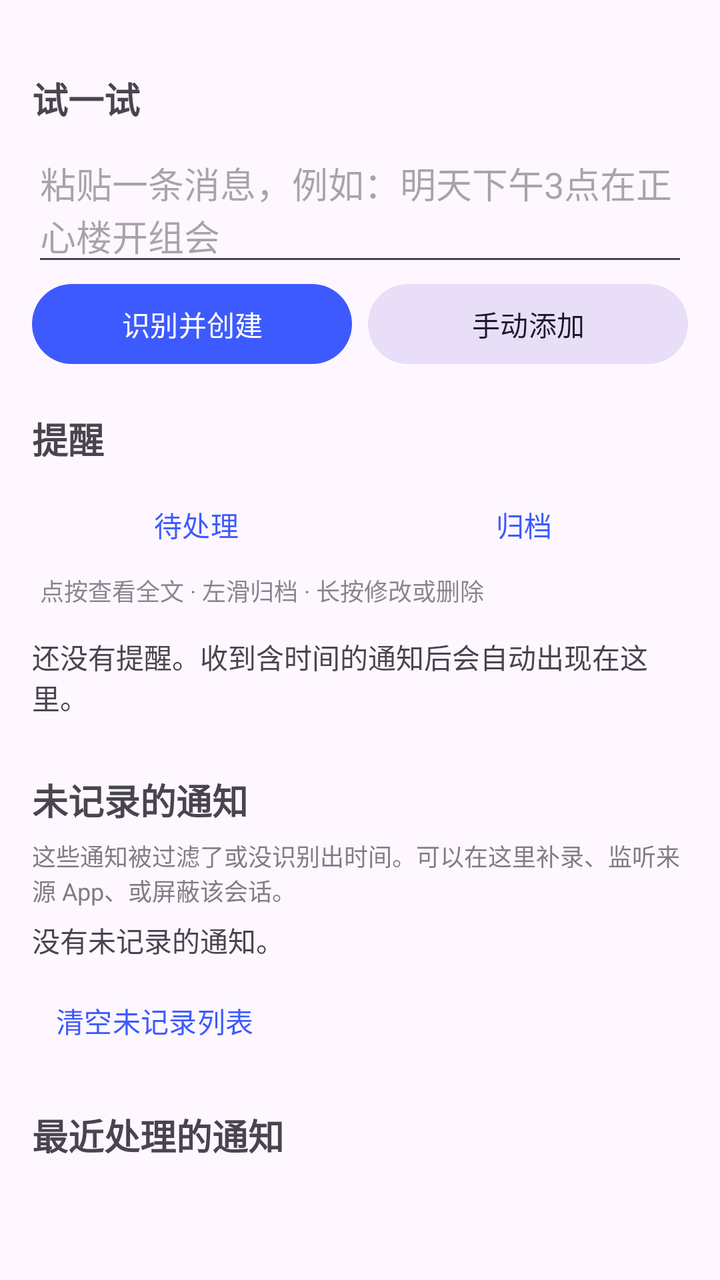
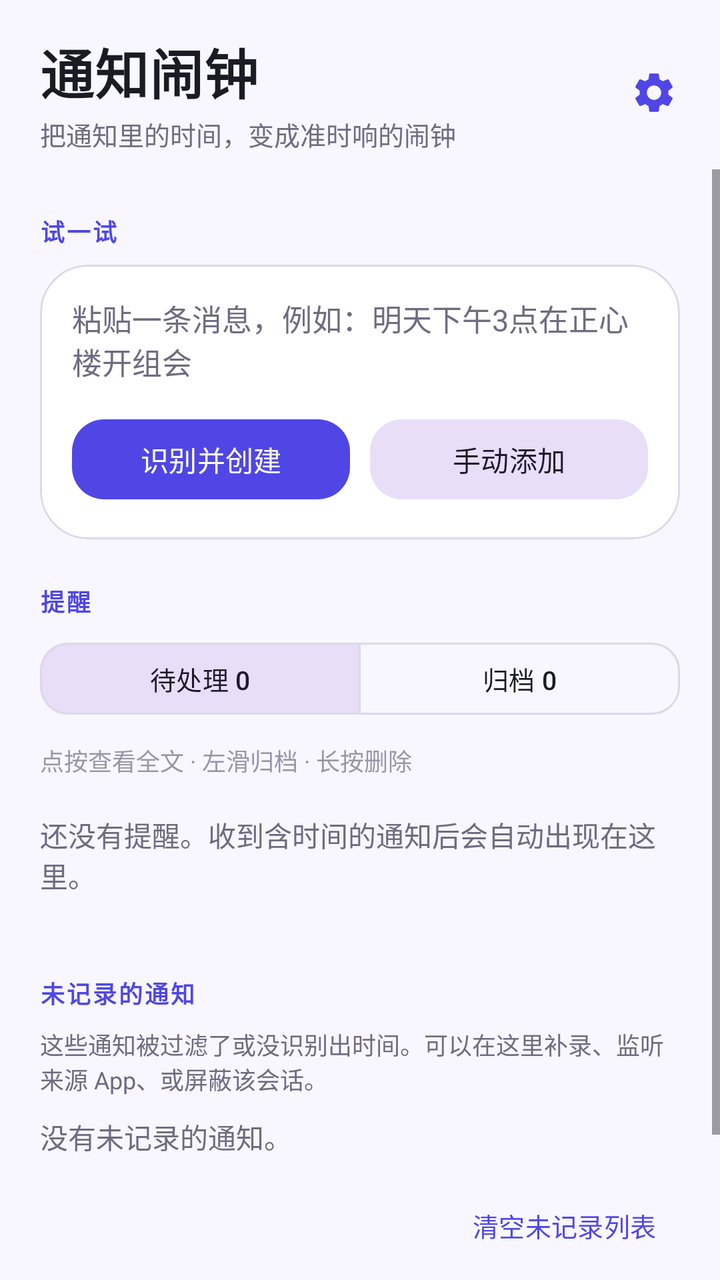

Two renders of the same Android screen: before a commit and after it. Below are the layout's source before the change and the commit's diff.
<!-- AndroidManifest.xml: application theme Theme.NotiAlarm -->
<!-- res/layout/activity_main.xml -->
<?xml version="1.0" encoding="utf-8"?>
<ScrollView xmlns:android="http://schemas.android.com/apk/res/android"
    android:layout_width="match_parent"
    android:layout_height="match_parent">

    <LinearLayout
        android:layout_width="match_parent"
        android:layout_height="wrap_content"
        android:orientation="vertical"
        android:padding="16dp">

        
        <TextView
            android:id="@+id/tvPermWarning"
            android:layout_width="match_parent"
            android:layout_height="wrap_content"
            android:background="#22FF9800"
            android:padding="10dp"
            android:textColor="#FF8A4B00"
            android:textSize="13sp"
            android:visibility="gone" />

        <TextView
            style="@style/SectionTitle"
            android:text="试一试" />

        <EditText
            android:id="@+id/inputText"
            android:layout_width="match_parent"
            android:layout_height="wrap_content"
            android:hint="粘贴一条消息，例如：明天下午3点在正心楼开组会"
            android:inputType="textMultiLine"
            android:minLines="2" />

        <LinearLayout
            android:layout_width="match_parent"
            android:layout_height="wrap_content"
            android:orientation="horizontal">

            <Button
                android:id="@+id/btnParse"
                android:layout_width="0dp"
                android:layout_height="wrap_content"
                android:layout_weight="1"
                android:text="识别并创建" />

            <Button
                android:id="@+id/btnAdd"
                style="@style/Widget.Material3.Button.TonalButton"
                android:layout_width="0dp"
                android:layout_height="wrap_content"
                android:layout_marginStart="8dp"
                android:layout_weight="1"
                android:text="手动添加" />
        </LinearLayout>

        <TextView
            style="@style/SectionTitle"
            android:text="提醒" />

        <LinearLayout
            android:layout_width="match_parent"
            android:layout_height="wrap_content"
            android:orientation="horizontal">

            <Button
                android:id="@+id/btnActive"
                style="@style/Widget.Material3.Button.TextButton"
                android:layout_width="0dp"
                android:layout_height="wrap_content"
                android:layout_weight="1"
                android:text="待处理" />

            <Button
                android:id="@+id/btnArchived"
                style="@style/Widget.Material3.Button.TextButton"
                android:layout_width="0dp"
                android:layout_height="wrap_content"
                android:layout_weight="1"
                android:text="归档" />
        </LinearLayout>

        <TextView
            android:id="@+id/tvListHint"
            android:layout_width="match_parent"
            android:layout_height="wrap_content"
            android:alpha="0.65"
            android:paddingHorizontal="4dp"
            android:paddingBottom="6dp"
            android:text="点按查看全文 · 左滑归档 · 长按修改或删除"
            android:textSize="12sp" />

        <TextView
            android:id="@+id/emptyText"
            android:layout_width="match_parent"
            android:layout_height="wrap_content"
            android:paddingVertical="8dp"
            android:text="还没有提醒。收到含时间的通知后会自动出现在这里。" />

        <LinearLayout
            android:id="@+id/reminderContainer"
            android:layout_width="match_parent"
            android:layout_height="wrap_content"
            android:orientation="vertical" />

        <TextView
            style="@style/SectionTitle"
            android:text="未记录的通知" />

        <TextView
            android:layout_width="match_parent"
            android:layout_height="wrap_content"
            android:alpha="0.7"
            android:text="这些通知被过滤了或没识别出时间。可以在这里补录、监听来源 App、或屏蔽该会话。"
            android:textSize="12sp" />

        <TextView
            android:id="@+id/emptyDropped"
            android:layout_width="match_parent"
            android:layout_height="wrap_content"
            android:paddingVertical="6dp"
            android:text="没有未记录的通知。" />

        <LinearLayout
            android:id="@+id/droppedContainer"
            android:layout_width="match_parent"
            android:layout_height="wrap_content"
            android:orientation="vertical" />

        <Button
            android:id="@+id/btnClearDropped"
            style="@style/Widget.Material3.Button.TextButton"
            android:layout_width="wrap_content"
            android:layout_height="wrap_content"
            android:text="清空未记录列表" />

        <TextView
            style="@style/SectionTitle"
            android:text="最近处理的通知" />

        <TextView
            android:id="@+id/logText"
            android:layout_width="match_parent"
            android:layout_height="wrap_content"
            android:lineSpacingExtra="4dp"
            android:textIsSelectable="true"
            android:textSize="12sp" />
    </LinearLayout>
</ScrollView>
<!-- resources referenced by this layout -->
<resources>
  <style name="SectionTitle">
          <item name="android:layout_width">match_parent</item>
          <item name="android:layout_height">wrap_content</item>
          <item name="android:layout_marginTop">20dp</item>
          <item name="android:layout_marginBottom">6dp</item>
          <item name="android:textSize">18sp</item>
          <item name="android:textStyle">bold</item>
      </style>
  <style name="Theme.NotiAlarm" parent="Theme.Material3.DayNight">
          <item name="colorPrimary">#FF3D5AFE</item>
      </style>
</resources>

<!-- the commit's change to res/layout/activity_main.xml (unified diff, before → after) -->
@@ -1,149 +1,258 @@
 <?xml version="1.0" encoding="utf-8"?>
-<ScrollView xmlns:android="http://schemas.android.com/apk/res/android"
+<LinearLayout xmlns:android="http://schemas.android.com/apk/res/android"
+    xmlns:app="http://schemas.android.com/apk/res-auto"
     android:layout_width="match_parent"
-    android:layout_height="match_parent">
-
+    android:layout_height="match_parent"
+    android:background="@color/app_background"
+    android:orientation="vertical">
+
+    
     <LinearLayout
         android:layout_width="match_parent"
         android:layout_height="wrap_content"
-        android:orientation="vertical"
-        android:padding="16dp">
-
-        
-        <TextView
-            android:id="@+id/tvPermWarning"
-            android:layout_width="match_parent"
+        android:gravity="center_vertical"
+        android:orientation="horizontal"
+        android:paddingStart="20dp"
+        android:paddingTop="16dp"
+        android:paddingEnd="10dp"
+        android:paddingBottom="8dp">
+
+        <LinearLayout
+            android:layout_width="0dp"
             android:layout_height="wrap_content"
-            android:background="#22FF9800"
+            android:layout_weight="1"
+            android:orientation="vertical">
+
+            <TextView
+                android:layout_width="wrap_content"
+                android:layout_height="wrap_content"
+                android:letterSpacing="0.01"
+                android:text="通知闹钟"
+                android:textColor="@color/app_text"
+                android:textSize="27sp"
+                android:textStyle="bold" />
+
+            <TextView
+                android:layout_width="wrap_content"
+                android:layout_height="wrap_content"
+                android:layout_marginTop="2dp"
+                android:text="把通知里的时间，变成准时响的闹钟"
+                android:textColor="@color/app_text_muted"
+                android:textSize="13sp" />
+        </LinearLayout>
+
+        <ImageButton
+            android:id="@+id/btnSettings"
+            android:layout_width="46dp"
+            android:layout_height="46dp"
+            android:background="?attr/selectableItemBackgroundBorderless"
+            android:contentDescription="设置"
             android:padding="10dp"
-            android:textColor="#FF8A4B00"
-            android:textSize="13sp"
-            android:visibility="gone" />
-
-        <TextView
-            style="@style/SectionTitle"
-            android:text="试一试" />
-
-        <EditText
-            android:id="@+id/inputText"
-            android:layout_width="match_parent"
-            android:layout_height="wrap_content"
-            android:hint="粘贴一条消息，例如：明天下午3点在正心楼开组会"
-            android:inputType="textMultiLine"
-            android:minLines="2" />
+            android:src="@drawable/ic_settings"
+            app:tint="@color/brand_primary" />
+    </LinearLayout>
+
+    <ScrollView
+        android:layout_width="match_parent"
+        android:layout_height="0dp"
+        android:layout_weight="1"
+        android:clipToPadding="false"
+        android:fillViewport="true"
+        android:paddingBottom="20dp">
 
         <LinearLayout
             android:layout_width="match_parent"
             android:layout_height="wrap_content"
-            android:orientation="horizontal">
-
-            <Button
-                android:id="@+id/btnParse"
-                android:layout_width="0dp"
-                android:layout_height="wrap_content"
-                android:layout_weight="1"
-                android:text="识别并创建" />
-
-            <Button
-                android:id="@+id/btnAdd"
-                style="@style/Widget.Material3.Button.TonalButton"
-                android:layout_width="0dp"
-                android:layout_height="wrap_content"
-                android:layout_marginStart="8dp"
-                android:layout_weight="1"
-                android:text="手动添加" />
+            android:orientation="vertical"
+            android:paddingStart="20dp"
+            android:paddingEnd="20dp">
+
+            <TextView
+                android:id="@+id/tvPermWarning"
+                android:layout_width="match_parent"
+                android:layout_height="wrap_content"
+                android:layout_marginTop="8dp"
+                android:background="@color/brand_container"
+                android:padding="12dp"
+                android:textColor="@color/brand_on_container"
+                android:textSize="13sp"
+                android:visibility="gone" />
+
+            <TextView
+                style="@style/SectionLabel"
+                android:text="试一试" />
+
+            <com.google.android.material.card.MaterialCardView
+                android:layout_width="match_parent"
+                android:layout_height="wrap_content"
+                app:cardBackgroundColor="@color/app_surface"
+                app:cardCornerRadius="24dp"
+                app:cardElevation="0dp"
+                app:strokeColor="@color/app_outline"
+                app:strokeWidth="1dp">
+
+                <LinearLayout
+                    android:layout_width="match_parent"
+                    android:layout_height="wrap_content"
+                    android:orientation="vertical"
+                    android:padding="16dp">
+
+                    <EditText
+                        android:id="@+id/inputText"
+                        android:layout_width="match_parent"
+                        android:layout_height="wrap_content"
+                        android:background="@null"
+                        android:gravity="top"
+                        android:hint="粘贴一条消息，例如：明天下午3点在正心楼开组会"
+                        android:inputType="textMultiLine"
+                        android:minLines="2"
+                        android:padding="0dp"
+                        android:textColorHint="@color/app_text_muted"
+                        android:textSize="15sp" />
+
+                    <LinearLayout
+                        android:layout_width="match_parent"
+                        android:layout_height="wrap_content"
+                        android:layout_marginTop="14dp"
+                        android:orientation="horizontal">
+
+                        <com.google.android.material.button.MaterialButton
+                            android:id="@+id/btnParse"
+                            android:layout_width="0dp"
+                            android:layout_height="48dp"
+                            android:layout_weight="1"
+                            android:text="识别并创建"
+                            android:textSize="14sp"
+                            android:textAllCaps="false"
+                            app:cornerRadius="16dp" />
+
+                        <com.google.android.material.button.MaterialButton
+                            android:id="@+id/btnAdd"
+                            style="@style/Widget.Material3.Button.TonalButton"
+                            android:layout_width="0dp"
+                            android:layout_height="48dp"
+                            android:layout_marginStart="10dp"
+                            android:layout_weight="1"
+                            android:text="手动添加"
+                            android:textSize="14sp"
+                            android:textAllCaps="false"
+                            app:cornerRadius="16dp" />
+                    </LinearLayout>
+                </LinearLayout>
+            </com.google.android.material.card.MaterialCardView>
+
+            <TextView
+                style="@style/SectionLabel"
+                android:text="提醒" />
+
+            <com.google.android.material.button.MaterialButtonToggleGroup
+                android:id="@+id/toggleGroup"
+                android:layout_width="match_parent"
+                android:layout_height="wrap_content"
+                app:checkedButton="@id/btnActive"
+                app:selectionRequired="true"
+                app:singleSelection="true">
+
+                <com.google.android.material.button.MaterialButton
+                    android:id="@+id/btnActive"
+                    style="@style/Widget.Material3.Button.OutlinedButton"
+                    android:layout_width="0dp"
+                    android:layout_height="44dp"
+                    android:layout_weight="1"
+                    android:minWidth="0dp"
+                    android:text="待处理 0"
+                    android:textAllCaps="false"
+                    android:textSize="13sp"
+                    app:cornerRadius="14dp" />
+
+                <com.google.android.material.button.MaterialButton
+                    android:id="@+id/btnArchived"
+                    style="@style/Widget.Material3.Button.OutlinedButton"
+                    android:layout_width="0dp"
+                    android:layout_height="44dp"
+                    android:layout_weight="1"
+                    android:minWidth="0dp"
+                    android:text="归档 0"
+                    android:textAllCaps="false"
+                    android:textSize="13sp"
+                    app:cornerRadius="14dp" />
+            </com.google.android.material.button.MaterialButtonToggleGroup>
+
+            <TextView
+                android:id="@+id/tvListHint"
+                android:layout_width="match_parent"
+                android:layout_height="wrap_content"
+                android:layout_marginTop="10dp"
+                android:alpha="0.7"
+                android:text="点按查看全文 · 左滑归档 · 长按删除"
+                android:textColor="@color/app_text_muted"
+                android:textSize="12sp" />
+
+            <TextView
+                android:id="@+id/emptyText"
+                android:layout_width="match_parent"
+                android:layout_height="wrap_content"
+                android:paddingVertical="18dp"
+                android:text="还没有提醒。收到含时间的通知后会自动出现在这里。"
+                android:textColor="@color/app_text_muted"
+                android:textSize="14sp" />
+
+            <androidx.recyclerview.widget.RecyclerView
+                android:id="@+id/reminderList"
+                android:layout_width="match_parent"
+                android:layout_height="wrap_content"
+                android:clipToPadding="false"
+                android:nestedScrollingEnabled="false"
+                android:overScrollMode="never" />
+
+            <TextView
+                style="@style/SectionLabel"
+                android:text="未记录的通知" />
+
+            <TextView
+                android:layout_width="match_parent"
+                android:layout_height="wrap_content"
+                android:text="这些通知被过滤了或没识别出时间。可以在这里补录、监听来源 App、或屏蔽该会话。"
+                android:textColor="@color/app_text_muted"
+                android:textSize="12sp" />
+
+            <TextView
+                android:id="@+id/emptyDropped"
+                android:layout_width="match_parent"
+                android:layout_height="wrap_content"
+                android:paddingVertical="10dp"
+                android:text="没有未记录的通知。"
+                android:textColor="@color/app_text_muted"
+                android:textSize="14sp" />
+
+            <LinearLayout
+                android:id="@+id/droppedContainer"
+                android:layout_width="match_parent"
+                android:layout_height="wrap_content"
+                android:orientation="vertical" />
+
+            <com.google.android.material.button.MaterialButton
+                android:id="@+id/btnClearDropped"
+                style="@style/Widget.Material3.Button.TextButton"
+                android:layout_width="wrap_content"
+                android:layout_height="wrap_content"
+                android:layout_gravity="end"
+                android:text="清空未记录列表"
+                android:textAllCaps="false"
+                android:textSize="13sp" />
+
+            <TextView
+                style="@style/SectionLabel"
+                android:text="最近处理的通知" />
+
+            <TextView
+                android:id="@+id/logText"
+                android:layout_width="match_parent"
+                android:layout_height="wrap_content"
+                android:lineSpacingExtra="4dp"
+                android:textColor="@color/app_text_muted"
+                android:textIsSelectable="true"
+                android:textSize="12sp" />
         </LinearLayout>
-
-        <TextView
-            style="@style/SectionTitle"
-            android:text="提醒" />
-
-        <LinearLayout
-            android:layout_width="match_parent"
-            android:layout_height="wrap_content"
-            android:orientation="horizontal">
-
-            <Button
-                android:id="@+id/btnActive"
-                style="@style/Widget.Material3.Button.TextButton"
-                android:layout_width="0dp"
-                android:layout_height="wrap_content"
-                android:layout_weight="1"
-                android:text="待处理" />
-
-            <Button
-                android:id="@+id/btnArchived"
-                style="@style/Widget.Material3.Button.TextButton"
-                android:layout_width="0dp"
-                android:layout_height="wrap_content"
-                android:layout_weight="1"
-                android:text="归档" />
-        </LinearLayout>
-
-        <TextView
-            android:id="@+id/tvListHint"
-            android:layout_width="match_parent"
-            android:layout_height="wrap_content"
-            android:alpha="0.65"
-            android:paddingHorizontal="4dp"
-            android:paddingBottom="6dp"
-            android:text="点按查看全文 · 左滑归档 · 长按修改或删除"
-            android:textSize="12sp" />
-
-        <TextView
-            android:id="@+id/emptyText"
-            android:layout_width="match_parent"
-            android:layout_height="wrap_content"
-            android:paddingVertical="8dp"
-            android:text="还没有提醒。收到含时间的通知后会自动出现在这里。" />
-
-        <LinearLayout
-            android:id="@+id/reminderContainer"
-            android:layout_width="match_parent"
-            android:layout_height="wrap_content"
-            android:orientation="vertical" />
-
-        <TextView
-            style="@style/SectionTitle"
-            android:text="未记录的通知" />
-
-        <TextView
-            android:layout_width="match_parent"
-            android:layout_height="wrap_content"
-            android:alpha="0.7"
-            android:text="这些通知被过滤了或没识别出时间。可以在这里补录、监听来源 App、或屏蔽该会话。"
-            android:textSize="12sp" />
-
-        <TextView
-            android:id="@+id/emptyDropped"
-            android:layout_width="match_parent"
-            android:layout_height="wrap_content"
-            android:paddingVertical="6dp"
-            android:text="没有未记录的通知。" />
-
-        <LinearLayout
-            android:id="@+id/droppedContainer"
-            android:layout_width="match_parent"
-            android:layout_height="wrap_content"
-            android:orientation="vertical" />
-
-        <Button
-            android:id="@+id/btnClearDropped"
-            style="@style/Widget.Material3.Button.TextButton"
-            android:layout_width="wrap_content"
-            android:layout_height="wrap_content"
-            android:text="清空未记录列表" />
-
-        <TextView
-            style="@style/SectionTitle"
-            android:text="最近处理的通知" />
-
-        <TextView
-            android:id="@+id/logText"
-            android:layout_width="match_parent"
-            android:layout_height="wrap_content"
-            android:lineSpacingExtra="4dp"
-            android:textIsSelectable="true"
-            android:textSize="12sp" />
-    </LinearLayout>
-</ScrollView>
+    </ScrollView>
+</LinearLayout>
<!-- resource entries referenced after the edit -->
@@ -1,15 +1,54 @@
 <!-- resources referenced by this layout -->
 <resources>
-  <style name="SectionTitle">
+  <color name="app_background">#FFF8F7FF</color>
+  <color name="app_outline">#FFDCD8EA</color>
+  <color name="app_surface">#FFFFFFFF</color>
+  <color name="app_text">#FF1B1B24</color>
+  <color name="app_text_muted">#FF6F6B80</color>
+  <color name="brand_container">#FFE8E7FF</color>
+  <color name="brand_on_container">#FF17134F</color>
+  <color name="brand_primary">#4F46E5</color>
+  <!-- drawable ic_settings (drawable) -->
+  <vector xmlns:android="http://schemas.android.com/apk/res/android"
+      android:width="24dp"
+      android:height="24dp"
+      android:viewportWidth="24"
+      android:viewportHeight="24">
+      <path
+          android:fillColor="#FF1B1F3B"
+          android:pathData="M19.14,12.94c0.04,-0.3 0.06,-0.61 0.06,-0.94c0,-0.32 -0.02,-0.64 -0.07,-0.94l2.03,-1.58c0.18,-0.14 0.23,-0.41 0.12,-0.61l-1.92,-3.32c-0.12,-0.22 -0.37,-0.29 -0.59,-0.22l-2.39,0.96c-0.5,-0.38 -1.03,-0.7 -1.62,-0.94L14.4,2.81c-0.04,-0.24 -0.24,-0.41 -0.48,-0.41h-3.84c-0.24,0 -0.43,0.17 -0.47,0.41L9.25,5.35C8.66,5.59 8.12,5.92 7.63,6.29L5.24,5.33c-0.22,-0.08 -0.47,0 -0.59,0.22L2.74,8.87C2.62,9.08 2.66,9.34 2.86,9.48l2.03,1.58C4.84,11.36 4.8,11.69 4.8,12s0.02,0.64 0.07,0.94l-2.03,1.58c-0.18,0.14 -0.23,0.41 -0.12,0.61l1.92,3.32c0.12,0.22 0.37,0.29 0.59,0.22l2.39,-0.96c0.5,0.38 1.03,0.7 1.62,0.94l0.36,2.54c0.05,0.24 0.24,0.41 0.48,0.41h3.84c0.24,0 0.44,-0.17 0.47,-0.41l0.36,-2.54c0.59,-0.24 1.13,-0.56 1.62,-0.94l2.39,0.96c0.22,0.08 0.47,0 0.59,-0.22l1.92,-3.32c0.12,-0.22 0.07,-0.47 -0.12,-0.61L19.14,12.94zM12,15.6c-1.98,0 -3.6,-1.62 -3.6,-3.6s1.62,-3.6 3.6,-3.6s3.6,1.62 3.6,3.6S13.98,15.6 12,15.6z" />
+  </vector>
+  <style name="SectionLabel">
           <item name="android:layout_width">match_parent</item>
           <item name="android:layout_height">wrap_content</item>
-          <item name="android:layout_marginTop">20dp</item>
-          <item name="android:layout_marginBottom">6dp</item>
-          <item name="android:textSize">18sp</item>
+          <item name="android:layout_marginTop">22dp</item>
+          <item name="android:layout_marginBottom">8dp</item>
+          <item name="android:textColor">@color/brand_primary</item>
+          <item name="android:textSize">12sp</item>
           <item name="android:textStyle">bold</item>
+          <item name="android:letterSpacing">0.08</item>
       </style>
-  <style name="Theme.NotiAlarm" parent="Theme.Material3.DayNight">
-          <item name="colorPrimary">#FF3D5AFE</item>
+  <style name="Theme.NotiAlarm" parent="Theme.Material3.Light.NoActionBar">
+          <item name="colorPrimary">@color/brand_primary</item>
+          <item name="colorOnPrimary">@color/brand_on_primary</item>
+          <item name="colorPrimaryContainer">@color/brand_container</item>
+          <item name="colorOnPrimaryContainer">@color/brand_on_container</item>
+          <item name="android:colorBackground">@color/app_background</item>
+          <item name="colorSurface">@color/app_background</item>
+          <item name="colorSurfaceContainer">@color/app_surface_soft</item>
+          <item name="colorSurfaceContainerLow">@color/app_surface</item>
+          <item name="colorOnSurface">@color/app_text</item>
+          <item name="colorOnSurfaceVariant">@color/app_text_muted</item>
+          <item name="colorOutline">@color/app_outline</item>
+          <item name="android:statusBarColor">@color/app_background</item>
+          <item name="android:navigationBarColor">@color/app_background</item>
+          <item name="android:windowLightStatusBar">true</item>
+          <item name="android:windowLightNavigationBar">true</item>
+          <item name="android:enforceStatusBarContrast">false</item>
+          <item name="android:enforceNavigationBarContrast">false</item>
+          <item name="android:windowActionModeOverlay">true</item>
       </style>
+  <color name="brand_on_primary">#FFFFFFFF</color>
+  <color name="app_surface_soft">#FFF1EFF9</color>
 </resources>
 
